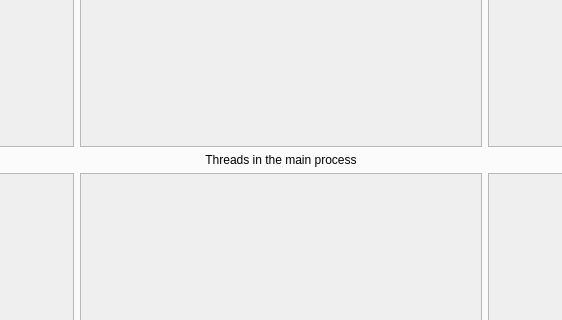
Old version of the form user_interface.ui in the repository cunarist/solie; both pictures show x 359 to 921 and y 220 to 540 of the 1280 by 720 pixel window.
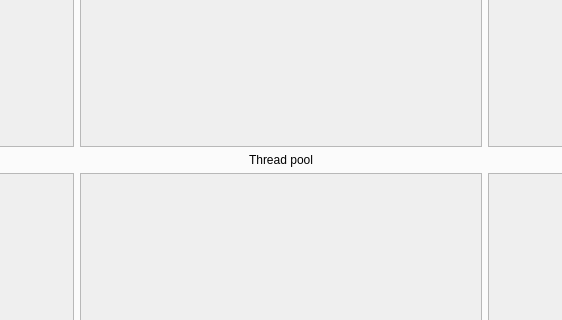
New version of the form. The open tabs and pages were chosen to show the change. Icons and pictures are not drawn. Custom widgets are drawn as their Qt base class.

Commit message: Show pool information

```diff
--- a/user_interface.ui
+++ b/user_interface.ui
@@ -1888,7 +1888,7 @@
               <item row="2" column="1">
                <widget class="QLabel" name="label_39">
                 <property name="text">
-                 <string>Threads in the main process</string>
+                 <string>Thread pool</string>
                 </property>
                 <property name="alignment">
                  <set>Qt::AlignCenter</set>
```
The commit also changes 4 other files.
